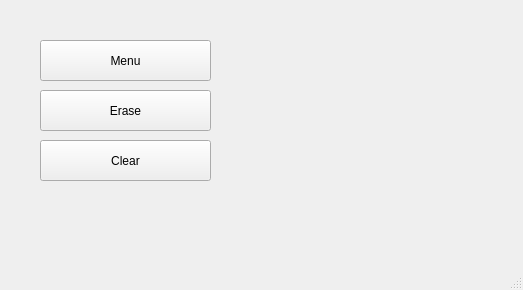
laurenduffitt/finalProject_juniorDesign, file doodleBob.ui: the form before one commit.
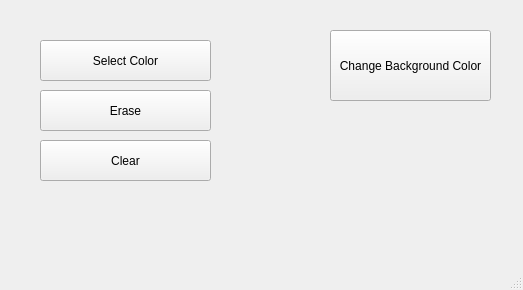
The form after the commit.

Commit message: background color and modified erase working

What changed in the file:
```diff
--- a/doodleBob.ui
+++ b/doodleBob.ui
@@ -24,7 +24,7 @@
      </rect>
     </property>
     <property name="text">
-     <string>Menu</string>
+     <string>Select Color</string>
     </property>
    </widget>
    <widget class="QLabel" name="currColor">
@@ -66,6 +66,19 @@
      <string>Erase</string>
     </property>
    </widget>
+   <widget class="QPushButton" name="backgroundPush">
+    <property name="geometry">
+     <rect>
+      <x>330</x>
+      <y>30</y>
+      <width>161</width>
+      <height>71</height>
+     </rect>
+    </property>
+    <property name="text">
+     <string>Change Background Color</string>
+    </property>
+   </widget>
   </widget>
   <widget class="QMenuBar" name="menubar">
    <property name="geometry">
```
The commit also changes 1 other file.
